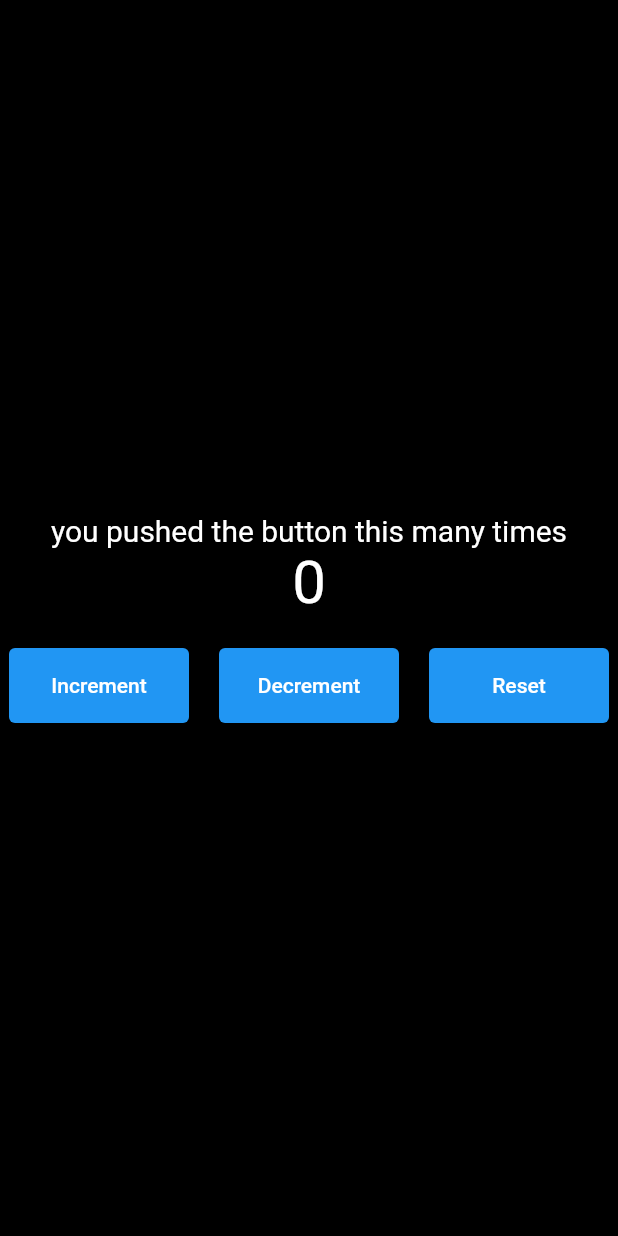
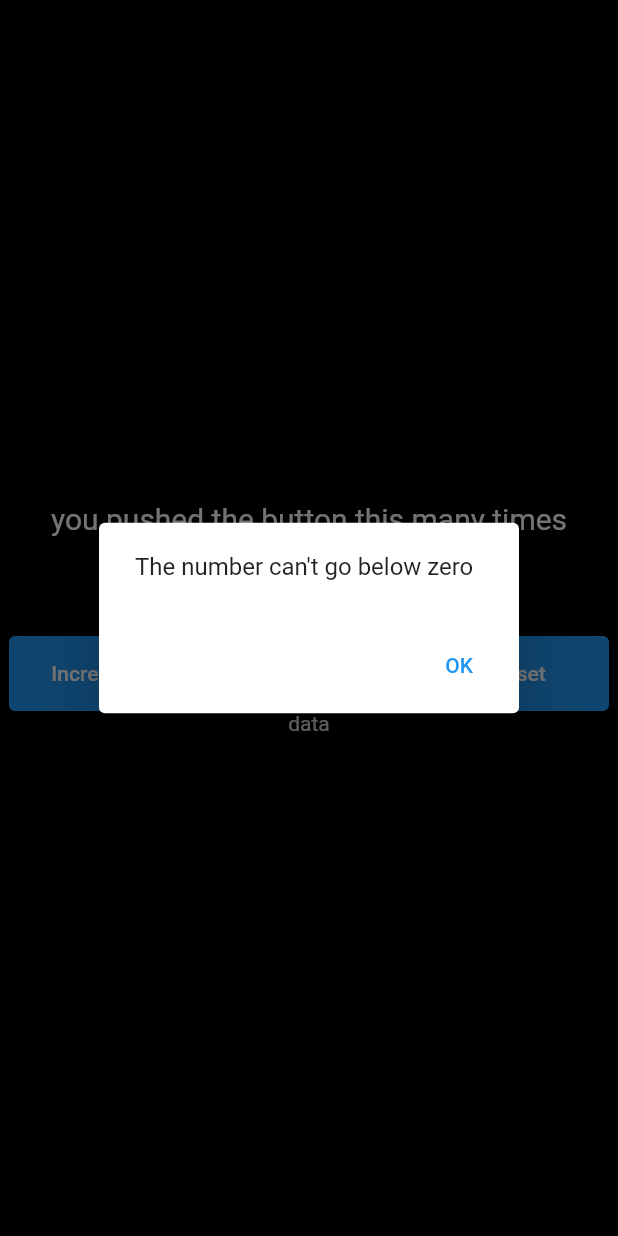
Before and after one commit to AramKim37/fluttertodo, a Flutter app: the screen it shows after launch, after a tap on "Decrement", on a phone screen of 412 x 824 dp. Run offline on Flutter 3.47's test engine with Material 2 defaults, Android fonts, the phone set to English and light mode, and no system bars.

Commit message:
test page for components

```diff
--- a/lib/pages/counter_page.dart
+++ b/lib/pages/counter_page.dart
@@ -1,6 +1,7 @@
 import 'package:flutter/material.dart';
 import 'package:flutter/src/widgets/container.dart';
 import 'package:flutter/src/widgets/framework.dart';
+import 'package:todoapp/test.dart';
 
 class CounterPage extends StatefulWidget {
   const CounterPage({super.key});
@@ -23,7 +24,23 @@ class _CounterPageState extends State<CounterPage> {
   void decrement() {
     setState(() {
       if (counter < 1) {
-        counter = 0;
+        showDialog(
+          context: context,
+          builder: (BuildContext context) {
+            return AlertDialog(
+              // title: Text("The number can't be negative"),
+              content: Text("The number can't go below zero"),
+              actions: [
+                TextButton(
+                  onPressed: () {
+                    Navigator.of(context).pop();
+                  },
+                  child: Text("OK"),
+                ),
+              ],
+            );
+          },
+        );
       } else {
         counter--;
       }
@@ -82,6 +99,7 @@ class _CounterPageState extends State<CounterPage> {
                 ),
               ],
             ),
+            Test(),
           ],
         ),
       ),
--- /dev/null
+++ b/lib/test.dart
@@ -0,0 +1,22 @@
+import 'package:flutter/material.dart';
+import 'package:flutter/src/widgets/container.dart';
+import 'package:flutter/src/widgets/framework.dart';
+
+class Test extends StatefulWidget {
+  const Test({super.key});
+
+  @override
+  State<Test> createState() => _TestState();
+}
+
+class _TestState extends State<Test> {
+  @override
+  Widget build(BuildContext context) {
+    return Center(
+      child: Text(
+        "data",
+        style: TextStyle(color: Colors.white),
+      ),
+    );
+  }
+}
```
